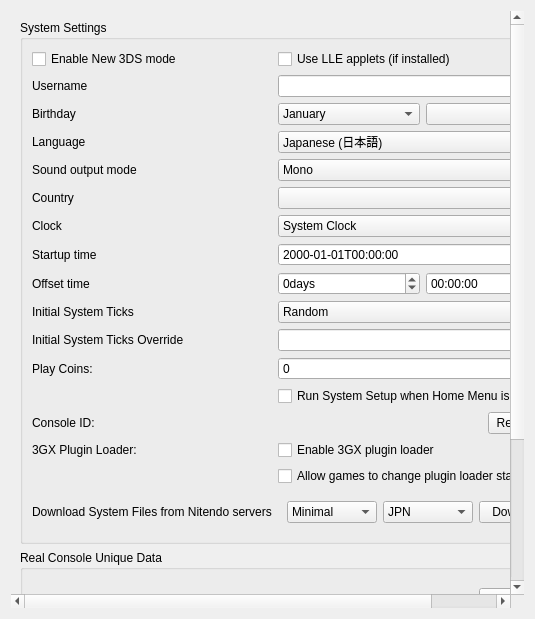
Old version of the form src/citra_qt/configuration/configure_system.ui in the repository yeager/Borked3DS.
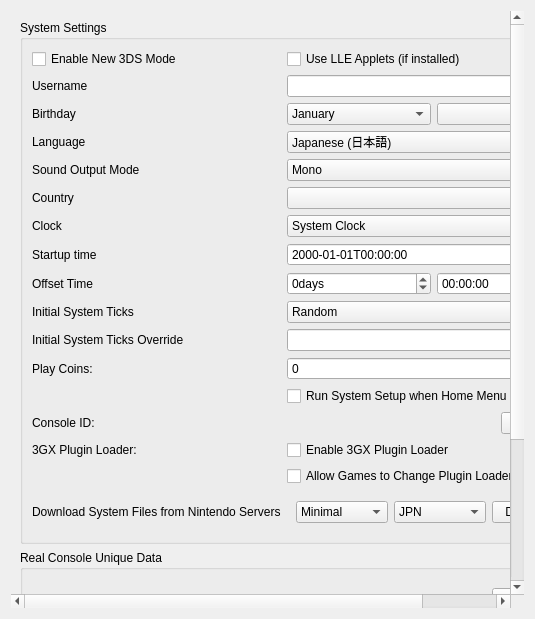
New version of the form.

Commit message: citra_qt: Capitalize labels and drop down menu options

What changed in the file:
```diff
--- a/src/citra_qt/configuration/configure_system.ui
+++ b/src/citra_qt/configuration/configure_system.ui
@@ -13,7 +13,7 @@
   <property name="windowTitle">
    <string>Form</string>
   </property>
-  <layout class="QVBoxLayout" name="verticalLayout">
+  <layout class="QVBoxLayout" name="verticalLayout_scrollbar">
    <item>
     <widget class="QScrollArea" name="scrollArea">
      <property name="minimumSize">
@@ -52,14 +52,14 @@
             <item row="1" column="0">
              <widget class="QCheckBox" name="toggle_new_3ds">
               <property name="text">
-               <string>Enable New 3DS mode</string>
+               <string>Enable New 3DS Mode</string>
               </property>
              </widget>
             </item>
             <item row="1" column="1">
              <widget class="QCheckBox" name="toggle_lle_applets">
               <property name="text">
-               <string>Use LLE applets (if installed)</string>
+               <string>Use LLE Applets (if installed)</string>
               </property>
              </widget>
             </item>
@@ -238,7 +238,7 @@
             <item row="5" column="0">
              <widget class="QLabel" name="label_sound">
               <property name="text">
-               <string>Sound output mode</string>
+               <string>Sound Output Mode</string>
               </property>
              </widget>
             </item>
@@ -309,7 +309,7 @@
             <item row="9" column="0">
              <widget class="QLabel" name="label_init_time_offset">
               <property name="text">
-               <string>Offset time</string>
+               <string>Offset Time</string>
               </property>
              </widget>
             </item>
@@ -395,7 +395,7 @@
             <item row="13" column="1">
              <widget class="QCheckBox" name="toggle_system_setup">
               <property name="text">
-               <string>Run System Setup when Home Menu is launched</string>
+               <string>Run System Setup when Home Menu is Launched</string>
               </property>
              </widget>
             </item>
@@ -432,21 +432,21 @@
             <item row="15" column="1">
              <widget class="QCheckBox" name="plugin_loader">
               <property name="text">
-               <string>Enable 3GX plugin loader</string>
+               <string>Enable 3GX Plugin Loader</string>
               </property>
              </widget>
             </item>
             <item row="16" column="1">
              <widget class="QCheckBox" name="allow_plugin_loader">
               <property name="text">
-               <string>Allow games to change plugin loader state</string>
+               <string>Allow Games to Change Plugin Loader State</string>
               </property>
              </widget>
             </item>
             <item row="17" column="0">
              <widget class="QLabel" name="label_nus_download">
               <property name="text">
-               <string>Download System Files from Nitendo servers</string>
+               <string>Download System Files from Nintendo Servers</string>
               </property>
              </widget>
             </item>
```
The commit also changes 33 other files.
